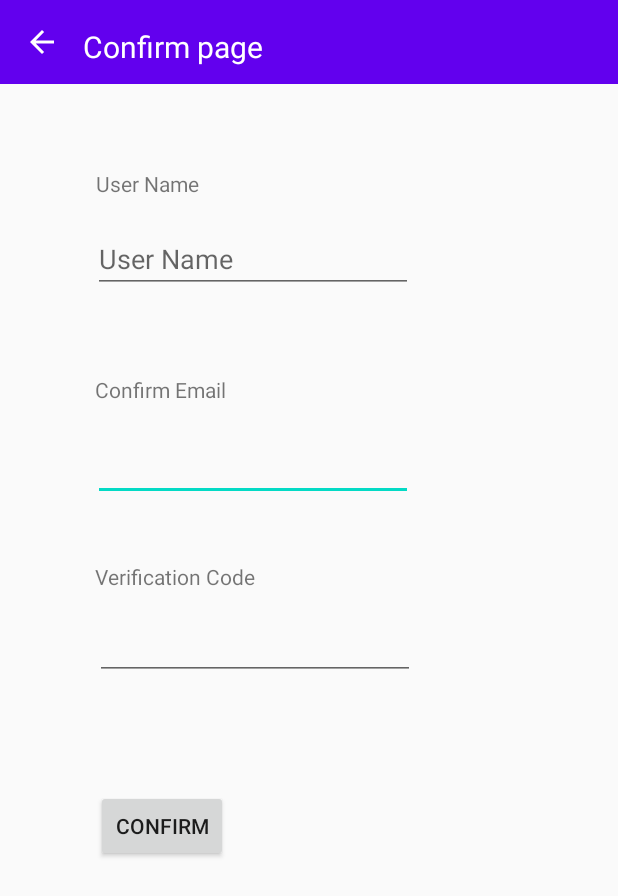
After one commit to Heba1998/TaskMaster, an Android app: the SignUpConfirm screen opened directly, with no data from a screen before it, on a phone screen of 412 x 824 dp. The commit adds this screen. Shown: the top 896 px of the screen. Run offline under Robolectric (Android 15) with nearby library versions, the phone set to English and light mode, and no system bars; libraries missing offline, so code that uses them is left out: com.amplifyframework.api, com.amplifyframework.auth, com.amplifyframework.core; 3 statements that could not run were skipped.

Commit message:
finish lab 36 👏

```diff
--- /dev/null
+++ b/app/src/main/java/com/example/taskmaster/SignUpConfirm.java
@@ -0,0 +1,82 @@
+package com.example.taskmaster;
+
+import androidx.appcompat.app.AppCompatActivity;
+
+import android.annotation.SuppressLint;
+import android.content.Intent;
+import android.content.SharedPreferences;
+import android.os.Bundle;
+import android.preference.PreferenceManager;
+import android.util.Log;
+import android.view.View;
+import android.widget.Button;
+import android.widget.EditText;
+import android.widget.Toolbar;
+
+import com.amplifyframework.AmplifyException;
+import com.amplifyframework.api.aws.AWSApiPlugin;
+import com.amplifyframework.auth.cognito.AWSCognitoAuthPlugin;
+import com.amplifyframework.core.Amplify;
+
+public class SignUpConfirm extends AppCompatActivity {
+
+    @Override
+    protected void onCreate(Bundle savedInstanceState) {
+        super.onCreate(savedInstanceState);
+        setContentView(R.layout.activity_sign_up_confirm);
+
+                Toolbar toolbar = (Toolbar) findViewById(R.id.toolbar);
+        toolbar.setNavigationIcon(R.drawable.ic_baseline_arrow_back_24);
+
+        toolbar.setNavigationOnClickListener(new View.OnClickListener() {
+            @Override
+            public void onClick(View v) {
+
+                Intent intent   = new Intent(SignUpConfirm.this, MainActivity.class);
+                startActivity(intent);
+            }
+        });
+
+
+
+        EditText email = findViewById(R.id.confirmEmail);
+        EditText code = findViewById(R.id.confirmCode);
+        try {
+            Amplify.addPlugin(new AWSApiPlugin());
+            Amplify.addPlugin(new AWSCognitoAuthPlugin());
+            Amplify.configure(getApplicationContext());
+
+            Log.i("MyAmplifyApp", "Initialized Amplify");
+        } catch (AmplifyException error) {
+            Log.e("MyAmplifyApp", "Could not initialize Amplify", error);
+        }
+
+        Button confirm = findViewById(R.id.Confirm);
+        confirm.setOnClickListener(view -> {
+            Amplify.Auth.confirmSignUp(
+                    email.getText().toString(),
+                    code.getText().toString(),
+                    result -> Log.i("AuthQuickstart", result.isSignUpComplete() ? "Confirm signUp succeeded" : "Confirm sign up not complete"),
+                    error -> Log.e("AuthQuickstart", error.toString())
+            );
+
+//            SharedPreferences sharedPreferences = PreferenceManager.getDefaultSharedPreferences(this);
+//            @SuppressLint("CommitPrefEdits") SharedPreferences.Editor editor = sharedPreferences.edit();
+//            editor.putString("email",email.getText().toString());
+//            editor.apply();
+
+            EditText username = findViewById(R.id.username22);
+            SharedPreferences sharedPreferences = PreferenceManager.getDefaultSharedPreferences(this);
+            @SuppressLint("CommitPrefEdits") SharedPreferences.Editor editor = sharedPreferences.edit();
+            editor.putString("username22",username.getText().toString());
+            editor.apply();
+
+
+            Intent intent = new Intent(SignUpConfirm.this, MainActivity.class);
+            startActivity(intent);
+        });
+
+
+
+    }
+}
--- /dev/null
+++ b/app/src/main/res/layout/activity_sign_up_confirm.xml
@@ -0,0 +1,128 @@
+<?xml version="1.0" encoding="utf-8"?>
+<androidx.constraintlayout.widget.ConstraintLayout xmlns:android="http://schemas.android.com/apk/res/android"
+    xmlns:app="http://schemas.android.com/apk/res-auto"
+    xmlns:tools="http://schemas.android.com/tools"
+    android:layout_width="match_parent"
+    android:layout_height="match_parent"
+    tools:context=".SignUpConfirm">
+
+    <Toolbar
+        android:id="@+id/toolbar"
+        android:layout_width="match_parent"
+        android:layout_height="?attr/actionBarSize"
+        android:background="?attr/colorPrimary"
+        app:layout_constraintBottom_toBottomOf="parent"
+        app:layout_constraintTop_toTopOf="parent"
+        app:layout_constraintVertical_bias="0.0"
+        app:popupTheme="@style/ThemeOverlay.AppCompat.ActionBar"
+        tools:ignore="MissingConstraints"
+        tools:layout_editor_absoluteX="16dp" />
+
+
+    <TextView
+        android:id="@+id/textView63"
+        android:layout_width="wrap_content"
+        android:layout_height="wrap_content"
+        android:text="Confirm page"
+        android:textColor="@color/white"
+        android:textSize="20sp"
+        app:layout_constraintBottom_toBottomOf="parent"
+        app:layout_constraintEnd_toEndOf="parent"
+        app:layout_constraintHorizontal_bias="0.19"
+        app:layout_constraintStart_toStartOf="@+id/toolbar"
+        app:layout_constraintTop_toTopOf="parent"
+        app:layout_constraintVertical_bias="0.022" />
+
+
+    <TextView
+        android:id="@+id/textView16"
+        android:layout_width="wrap_content"
+        android:layout_height="wrap_content"
+        android:text="Confirm Email"
+        app:layout_constraintBottom_toBottomOf="parent"
+        app:layout_constraintEnd_toEndOf="parent"
+        app:layout_constraintHorizontal_bias="0.195"
+        app:layout_constraintStart_toStartOf="parent"
+        app:layout_constraintTop_toTopOf="parent"
+        app:layout_constraintVertical_bias="0.311" />
+
+    <EditText
+        android:id="@+id/confirmEmail"
+        android:layout_width="wrap_content"
+        android:layout_height="wrap_content"
+        android:ems="10"
+        android:inputType="textPersonName"
+        app:layout_constraintBottom_toBottomOf="parent"
+        app:layout_constraintEnd_toEndOf="parent"
+        app:layout_constraintHorizontal_bias="0.313"
+        app:layout_constraintStart_toStartOf="parent"
+        app:layout_constraintTop_toTopOf="parent"
+        app:layout_constraintVertical_bias="0.371"
+        tools:ignore="TextFields" />
+
+    <TextView
+        android:id="@+id/textView17"
+        android:layout_width="wrap_content"
+        android:layout_height="wrap_content"
+        android:text="Verification Code"
+        app:layout_constraintBottom_toBottomOf="parent"
+        app:layout_constraintEnd_toEndOf="parent"
+        app:layout_constraintHorizontal_bias="0.207"
+        app:layout_constraintStart_toStartOf="parent"
+        app:layout_constraintTop_toTopOf="parent"
+        app:layout_constraintVertical_bias="0.466" />
+
+    <EditText
+        android:id="@+id/confirmCode"
+        android:layout_width="wrap_content"
+        android:layout_height="wrap_content"
+        android:ems="10"
+        android:inputType="textPersonName"
+        app:layout_constraintBottom_toBottomOf="parent"
+        app:layout_constraintEnd_toEndOf="parent"
+        app:layout_constraintHorizontal_bias="0.318"
+        app:layout_constraintStart_toStartOf="parent"
+        app:layout_constraintTop_toTopOf="parent"
+        app:layout_constraintVertical_bias="0.524" />
+
+    <Button
+        android:id="@+id/Confirm"
+        android:layout_width="wrap_content"
+        android:layout_height="wrap_content"
+        android:text="confirm"
+        app:layout_constraintBottom_toBottomOf="parent"
+        app:layout_constraintEnd_toEndOf="parent"
+        app:layout_constraintHorizontal_bias="0.198"
+        app:layout_constraintStart_toStartOf="parent"
+        app:layout_constraintTop_toTopOf="parent"
+        app:layout_constraintVertical_bias="0.679" />
+
+
+    <TextView
+        android:id="@+id/textView9"
+        android:layout_width="wrap_content"
+        android:layout_height="wrap_content"
+        android:text="User Name"
+        app:layout_constraintBottom_toBottomOf="parent"
+        app:layout_constraintEnd_toEndOf="parent"
+        app:layout_constraintHorizontal_bias="0.187"
+        app:layout_constraintStart_toStartOf="parent"
+        app:layout_constraintTop_toTopOf="parent"
+        app:layout_constraintVertical_bias="0.14" />
+
+    <EditText
+        android:id="@+id/username22"
+        android:layout_width="wrap_content"
+        android:layout_height="wrap_content"
+        android:ems="10"
+        android:hint="User Name"
+        android:inputType="textPersonName"
+        app:layout_constraintBottom_toBottomOf="parent"
+        app:layout_constraintEnd_toEndOf="parent"
+        app:layout_constraintHorizontal_bias="0.313"
+        app:layout_constraintStart_toStartOf="parent"
+        app:layout_constraintTop_toTopOf="parent"
+        app:layout_constraintVertical_bias="0.193" />
+
+
+</androidx.constraintlayout.widget.ConstraintLayout>
```
Also changed, not shown: app/build.gradle (+7 -0 lines), app/src/main/AndroidManifest.xml (+12 -3 lines), app/src/main/java/com/example/taskmaster/MainActivity.java (+25 -0 lines), app/src/main/java/com/example/taskmaster/SignIn.java (added, +82 -0 lines), app/src/main/java/com/example/taskmaster/SignUp.java (added, +89 -0 lines), app/src/main/res/layout/activity_main.xml (+30 -4 lines), app/src/main/res/layout/activity_sign_in.xml (added, +127 -0 lines), app/src/main/res/layout/activity_sign_up.xml (added, +116 -0 lines), app/src/main/graphql/schema.json, 12 other files.
